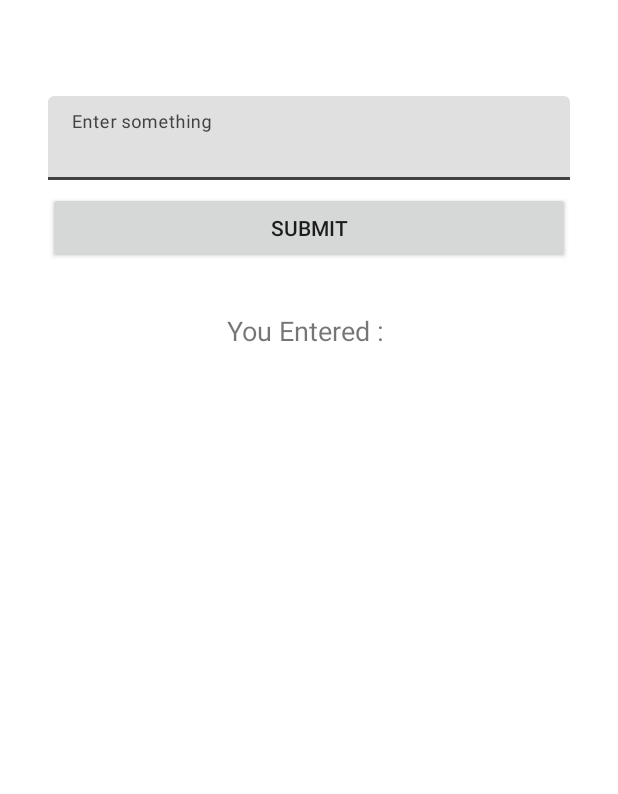
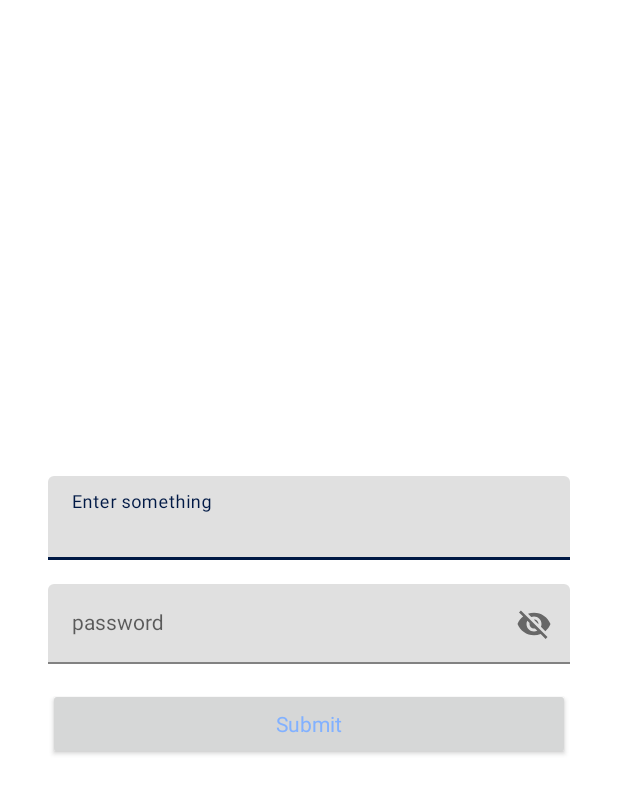
Before and after one commit to waltereidi/Loja.AdminMobile, an Android app built with Jetpack Compose: the screen it shows after launch (MainActivity), on a phone screen of 412 x 824 dp. Shown: the top 794 px of the screen. Run offline under Robolectric (Android 15) with nearby library versions, the phone set to English and light mode, and no system bars.

Commit message:
iniciado estilização de componente material design

```diff
--- a/app/src/main/res/layout/activity_main.xml
+++ b/app/src/main/res/layout/activity_main.xml
@@ -1,42 +1,60 @@
 <?xml version="1.0" encoding="utf-8"?>
-<LinearLayout
-    xmlns:android="http://schemas.android.com/apk/res/android"
+<LinearLayout xmlns:android="http://schemas.android.com/apk/res/android"
     xmlns:tools="http://schemas.android.com/tools"
     android:layout_width="match_parent"
     android:layout_height="match_parent"
+    android:gravity="center"
+    xmlns:app="http://schemas.android.com/apk/res-auto"
     android:orientation="vertical">
-    <com.google.android.material.textfield.TextInputLayout
-        android:id="@+id/filledTextField"
+
+
+    <com.google.android.material.textfield.TextInputLayout parent="Widget.MaterialComponents.TextInputLayout.OutlinedBox"
+        style="@style/TextField"
+        android:id="@+id/emailTextField"
         android:layout_width="match_parent"
         android:layout_height="wrap_content"
         android:layout_marginStart="32dp"
-        android:layout_marginTop="64dp"
         android:layout_marginEnd="32dp"
-        android:hint="Enter something">
+        android:hint="Enter something"
+        >
 
         <!--this is the actual edit text which takes the input-->
         <com.google.android.material.textfield.TextInputEditText
-            android:id="@+id/edit_text"
+            android:id="@+id/email_text"
             android:layout_width="match_parent"
             android:layout_height="wrap_content" />
 
     </com.google.android.material.textfield.TextInputLayout>
+    <com.google.android.material.textfield.TextInputLayout
+        style="@style/TextField"
+        android:id="@+id/passwordTextField"
+        android:layout_width="match_parent"
+        android:layout_height="wrap_content"
+        android:layout_marginStart="32dp"
+        android:layout_marginTop="16dp"
+        android:layout_marginEnd="32dp"
+        android:hint="password"
+        app:passwordToggleEnabled="true"
+        >
+
+        <!--this is the actual edit text which takes the input-->
+        <com.google.android.material.textfield.TextInputEditText
+            style="@style/TextField"
+            android:id="@+id/password_text"
+            android:layout_width="match_parent"
+            android:layout_height="wrap_content" />
+
+    </com.google.android.material.textfield.TextInputLayout>
+
     <Button
+        style="@style/TextField"
         android:id="@+id/submit_button"
         android:layout_width="match_parent"
         android:layout_height="wrap_content"
         android:layout_marginStart="32dp"
-        android:layout_marginTop="8dp"
+        android:layout_marginTop="16dp"
         android:layout_marginEnd="32dp"
         android:text="Submit" />
 
-    <!--text view which previews the entered data by user-->
-    <TextView
-        android:id="@+id/text_preview"
-        android:layout_width="wrap_content"
-        android:layout_height="wrap_content"
-        android:layout_gravity="center"
-        android:layout_marginTop="32dp"
-        android:text="You Entered : "
-        android:textSize="18sp" />
+
 </LinearLayout>
--- a/app/src/main/res/values/themes.xml
+++ b/app/src/main/res/values/themes.xml
@@ -1,10 +1,24 @@
 <?xml version="1.0" encoding="utf-8"?>
 <resources>
 
+    <style name="TextField" parent="Theme.MaterialComponents.Light.DarkActionBar">
+        <item name="colorPrimary">@color/blue_100</item>
+        <item name="colorOnSurface">@color/blue_500</item>
+        <item name="colorError">@color/blue_A100</item>
+        <item name="color">@color/blue_A100</item>
+        <item name="textAppearanceSubtitle1">@style/CardView.Dark</item>
+        <item name="textAppearanceCaption">@style/CardView</item>
+        <item name="android:textColor">@color/blue_A100</item>
+        <item name="cornerFamily">cut</item>
+        <item name="cornerSize">14dp</item>
+    </style>
     <style name="AppTheme" parent="Theme.MaterialComponents.Light.DarkActionBar">
-        <!-- Customize your theme here. -->
-        <item name="colorPrimary">@color/cardview_dark_background</item>
+        <item name="colorPrimary">@color/material_dynamic_primary10</item>
         <item name="colorPrimaryDark">@color/cardview_dark_background</item>
         <item name="colorAccent">@color/cardview_dark_background</item>
     </style>
+    <style name="ShapeAppearance.App.SmallComponent" parent="ShapeAppearance.MaterialComponents.SmallComponent">
+        <item name="cornerFamily">cut</item>
+        <item name="cornerSize">4dp</item>
+    </style>
 </resources>
```
Also changed, not shown: app/src/main/res/values/colors.xml (+14 -7 lines).
